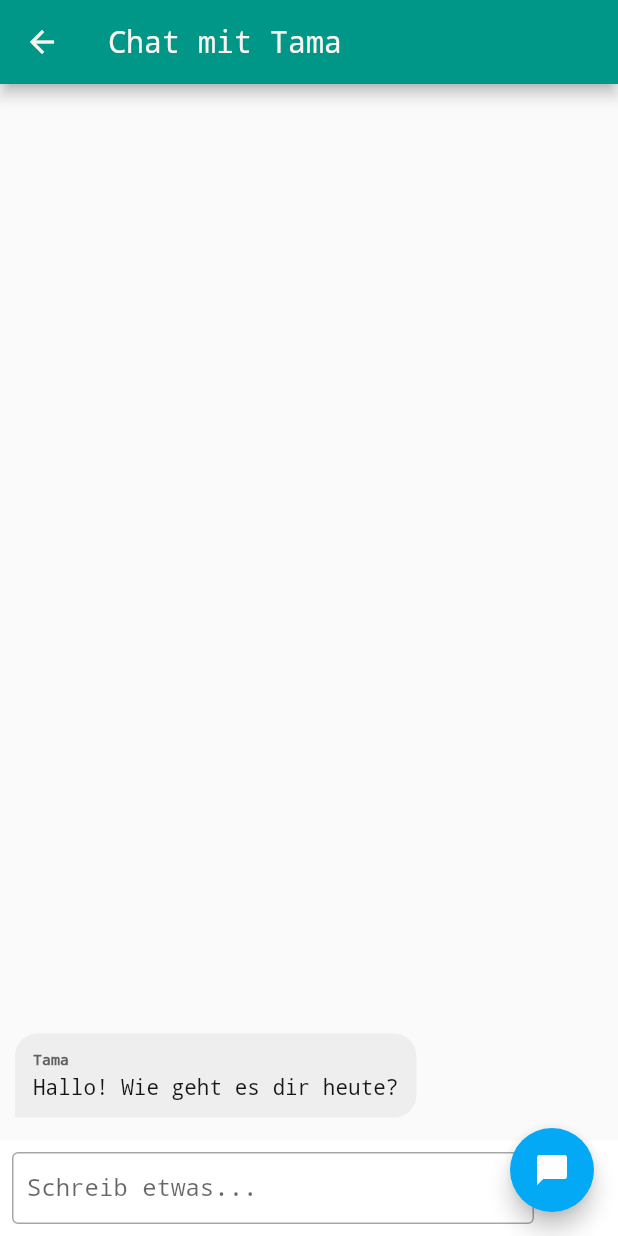
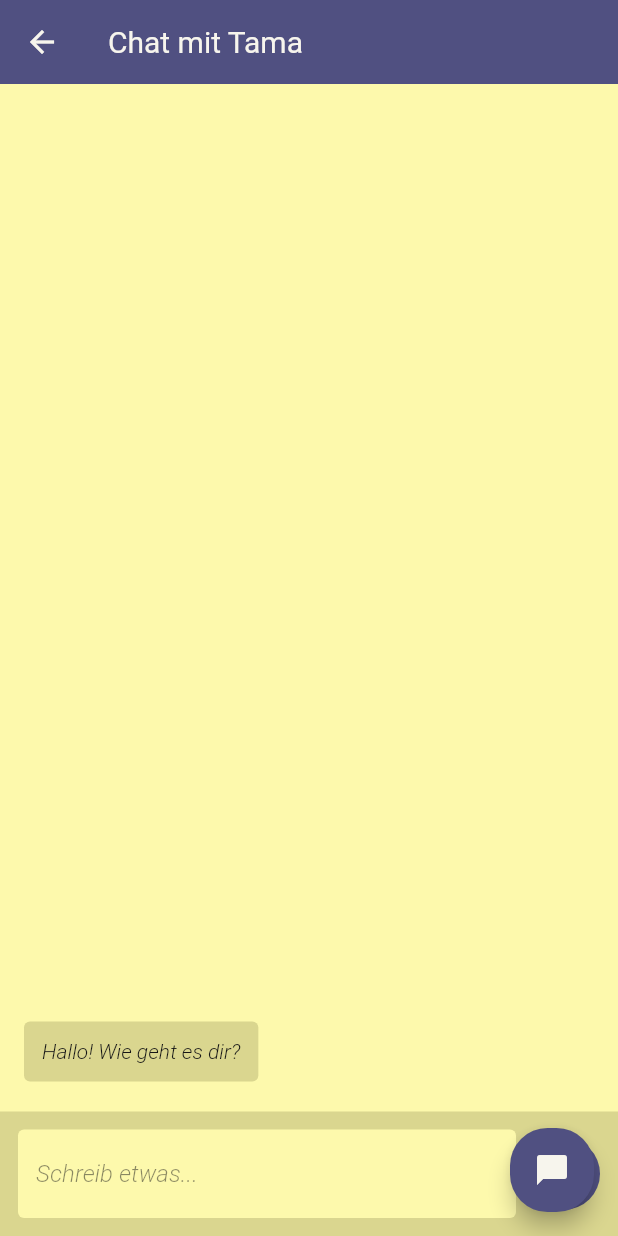
Before and after one commit to FlotschiL/TamaGo_frontend, a Flutter app: the ChatScreen screen opened directly, on a phone screen of 412 x 824 dp. Run offline on Flutter 3.47's test engine with Material 3 defaults, Android fonts, the light colour scheme and no system bars; our stand-ins replace dio, flutter_secure_storage, get_it; accounts and stored records are empty; Roboto replaces fonts that are missing (JosefinSans).

Commit message:
chat colours

```diff
--- a/tamago/lib/pages/chat.dart
+++ b/tamago/lib/pages/chat.dart
@@ -1,142 +1,116 @@
 import 'package:flutter/material.dart';
 import 'package:tamago/pages/chatnavigation.dart';
 
-
-class ChatMessage {
-  final String text;
-  final String senderName;
-  final bool isUser; // Um zu entscheiden, ob die Nachricht rechts oder links steht
-
-  ChatMessage({
-    required this.text,
-    required this.senderName,
-    this.isUser = false
-  });
+// Lokale Kopie der AppColors für die Unabhängigkeit
+abstract class AppColors {
+  static const Color textLight = Color(0xFFF7F5ED);
+  static const Color textDark = Color(0xFF161616);
+  static const Color bgPrimary = Color(0xFFFDF9AC);
+  static const Color bgSecondary = Color(0xFFDAD68F);
+  static const Color elementsPrimary = Color(0xFF505081);
+  static const Color elementsSecondary = Color(0xFF78A083);
 }
-
 
 class ChatScreen extends StatefulWidget {
   const ChatScreen({super.key});
-
   @override
   State<ChatScreen> createState() => _ChatScreenState();
 }
 
 class _ChatScreenState extends State<ChatScreen> {
   final TextEditingController _controller = TextEditingController();
-  final List<ChatMessage> _messages = [
-    ChatMessage(text: "Hallo! Wie geht es dir heute?", senderName: "Tama"),
+  final List<Map<String, dynamic>> _messages = [
+    {"text": "Hallo! Wie geht es dir?", "sender": "Tama", "isUser": false},
   ];
+
+  // Styles gemäß Style-Guide
+  TextStyle get _bodyStyle => const TextStyle(
+      fontFamily: 'JosefinSans', fontWeight: FontWeight.w300, fontStyle: FontStyle.italic, color: AppColors.textDark);
+
+  TextStyle get _headingStyle => const TextStyle(
+      fontFamily: 'JosefinSans', fontWeight: FontWeight.w400, color: AppColors.textDark);
 
   void _handleSend() {
     if (_controller.text.isEmpty) return;
-
     setState(() {
-      // 1. Nachricht des Users hinzufügen
-      _messages.insert(0, ChatMessage(
-        text: _controller.text,
-        senderName: "Du",
-        isUser: true,
-      ));
+      _messages.insert(0, {"text": _controller.text, "sender": "Du", "isUser": true});
     });
-
-    String userText = _controller.text;
     _controller.clear();
-
-    // 2. Mockup-Antwort vom Tamagotchi (nach einer kurzen Verzögerung)
-    Future.delayed(const Duration(seconds: 1), () {
-      if (mounted) {
-        setState(() {
-          _messages.insert(0, ChatMessage(
-            text: "Bitte füttern!",
-            senderName: "Tama",
-            isUser: false,
-          ));
-        });
-      }
-    });
   }
 
   @override
   Widget build(BuildContext context) {
     return Scaffold(
+      backgroundColor: AppColors.bgPrimary,
       appBar: AppBar(
-        title: const Text("Chat mit Tama"),
-        backgroundColor: Colors.teal,
+        title: Text("Chat mit Tama", style: _headingStyle.copyWith(color: AppColors.textLight)),
+        backgroundColor: AppColors.elementsPrimary,
+        elevation: 0,
       ),
       body: Column(
         children: [
-          // Nachrichten-Liste
           Expanded(
             child: ListView.builder(
-              reverse: true, // Neue Nachrichten unten anzeigen
-              padding: const EdgeInsets.all(10),
+              reverse: true,
+              padding: const EdgeInsets.all(16),
               itemCount: _messages.length,
               itemBuilder: (context, index) {
                 final msg = _messages[index];
-                return _buildChatBubble(msg);
+                final isUser = msg['isUser'] as bool;
+
+                return Align(
+                  alignment: isUser ? Alignment.centerRight : Alignment.centerLeft,
+                  child: Container(
+                    margin: const EdgeInsets.symmetric(vertical: 4),
+                    padding: const EdgeInsets.all(12),
+                    decoration: BoxDecoration(
+                      // User = Secondary (Grün), Tama = Background Secondary (Beige)
+                      color: isUser ? AppColors.elementsSecondary : AppColors.bgSecondary,
+                      borderRadius: BorderRadius.circular(4), // Guide: 4px für Textboxen/Bubbles
+                    ),
+                    child: Text(msg['text'], style: _bodyStyle.copyWith(
+                      color: isUser ? AppColors.textLight : AppColors.textDark
+                    )),
+                  ),
+                );
               },
             ),
           ),
-
-          // Eingabebereich
-          _buildInputArea(),
+          _buildInput(),
         ],
       ),
-      floatingActionButton: const ChatNavigationTrigger(color: Colors.lightBlue),
+      floatingActionButton: const ChatNavigationTrigger(),
     );
   }
 
-  // Hilfs-Widget für die Sprechblasen
-  Widget _buildChatBubble(ChatMessage msg) {
-    return Align(
-      alignment: msg.isUser ? Alignment.centerRight : Alignment.centerLeft,
-      child: Container(
-        margin: const EdgeInsets.symmetric(vertical: 5),
-        padding: const EdgeInsets.all(12),
-        decoration: BoxDecoration(
-          color: msg.isUser ? Colors.teal.shade100 : Colors.grey.shade200,
-          borderRadius: BorderRadius.circular(15).copyWith(
-            bottomRight: msg.isUser ? Radius.zero : const Radius.circular(15),
-            bottomLeft: msg.isUser ? const Radius.circular(15) : Radius.zero,
-          ),
-        ),
-        child: Column(
-          crossAxisAlignment: CrossAxisAlignment.start,
-          children: [
-            Text(
-              msg.senderName,
-              style: TextStyle(fontSize: 10, fontWeight: FontWeight.bold, color: Colors.grey.shade700),
-            ),
-            const SizedBox(height: 4),
-            Text(msg.text),
-          ],
-        ),
-      ),
-    );
-  }
-
-  // Hilfs-Widget für das Textfeld
-  Widget _buildInputArea() {
+  Widget _buildInput() {
     return Container(
-      padding: const EdgeInsets.symmetric(horizontal: 8, vertical: 8),
-      color: Colors.white,
+      padding: const EdgeInsets.all(12),
+      color: AppColors.bgSecondary,
       child: Row(
         children: [
           Expanded(
             child: TextField(
               controller: _controller,
-              decoration: const InputDecoration(
+              style: _bodyStyle,
+              decoration: InputDecoration(
+                filled: true,
+                fillColor: AppColors.bgPrimary,
+                border: OutlineInputBorder(borderRadius: BorderRadius.circular(4), borderSide: BorderSide.none),
                 hintText: "Schreib etwas...",
-                border: OutlineInputBorder(),
-                contentPadding: EdgeInsets.symmetric(horizontal: 10),
+                hintStyle: _bodyStyle.copyWith(
+                  color: AppColors.textDark.withOpacity(0.5),
+                ),
               ),
-              onSubmitted: (_) => _handleSend(),
             ),
           ),
-          IconButton(
-            icon: const Icon(Icons.send, color: Colors.teal),
-            onPressed: _handleSend,
+          const SizedBox(width: 8),
+          Container(
+            decoration: BoxDecoration(color: AppColors.elementsPrimary, borderRadius: BorderRadius.circular(25)),
+            child: IconButton(
+              icon: const Icon(Icons.send, color: AppColors.textLight),
+              onPressed: _handleSend,
+            ),
           ),
         ],
       ),
--- a/tamago/lib/pages/chatnavigation.dart
+++ b/tamago/lib/pages/chatnavigation.dart
@@ -1,42 +1,46 @@
 import 'package:flutter/material.dart';
 import 'package:tamago/pages/chat.dart';
 
+// Da wir vorerst keine externen Imports nutzen, definieren wir die Klasse lokal
+// oder du importierst sie, falls sie in einer anderen Datei liegt.
+class AppColors {
+  static const Color textLight = Color(0xFFF7F5ED);
+  static const Color elementsPrimary = Color(0xFF505081);
+  static const Color error = Color(0xFFBA1A1A);
+}
+
 class ChatNavigationTrigger extends StatelessWidget {
-  final Color color;
+  final Color? color;
 
-  const ChatNavigationTrigger({
-    super.key,
-    this.color = Colors.teal,
-  });
+  const ChatNavigationTrigger({super.key, this.color});
 
   @override
   Widget build(BuildContext context) {
-    // Prüfen, ob wir bereits im ChatScreen sind
     final isChatOpen = ModalRoute.of(context)?.settings.name == '/chat';
 
     return FloatingActionButton(
       heroTag: 'chat_button',
-      backgroundColor: isChatOpen ? Colors.red : color, // Farbe ändern, wenn offen
+      // Nutzt elementsPrimary oder Error-Rot
+      backgroundColor: isChatOpen ? AppColors.error : (color ?? AppColors.elementsPrimary),
+      foregroundColor: AppColors.textLight,
+
+      // Guide: Buttons sind Ovale/Circles (25px)
+      shape: RoundedRectangleBorder(borderRadius: BorderRadius.circular(25)),
+
       onPressed: () {
         if (isChatOpen) {
-          // Wenn offen, dann schließen (zurück zum vorherigen Screen)
           Navigator.pop(context);
         } else {
-          // Wenn geschlossen, zum Chat navigieren
           Navigator.push(
             context,
             MaterialPageRoute(
               builder: (context) => const ChatScreen(),
-              settings: const RouteSettings(name: '/chat'), // Name vergeben!
+              settings: const RouteSettings(name: '/chat'),
             ),
           );
         }
       },
-      // Icon ändern: Chat-Blase oder Schließen-Kreuz
-      child: Icon(
-        isChatOpen ? Icons.close : Icons.chat_bubble,
-        color: Colors.white,
-      ),
+      child: Icon(isChatOpen ? Icons.close : Icons.chat_bubble),
     );
   }
 }
```
